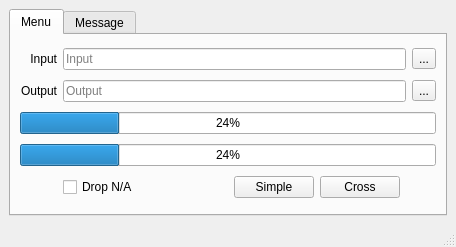
Qt form src/lite/ui_mainwindow.ui (mugwort-rc/qsurveytools) before a commit.
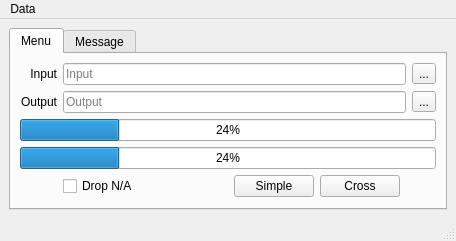
The same form after that commit.

```diff
--- a/src/lite/ui_mainwindow.ui
+++ b/src/lite/ui_mainwindow.ui
@@ -7,7 +7,7 @@
     <x>0</x>
     <y>0</y>
     <width>456</width>
-    <height>247</height>
+    <height>236</height>
    </rect>
   </property>
   <property name="windowTitle">
@@ -141,6 +141,23 @@
    </layout>
   </widget>
   <widget class="QStatusBar" name="statusbar"/>
+  <widget class="QMenuBar" name="menuBar">
+   <property name="geometry">
+    <rect>
+     <x>0</x>
+     <y>0</y>
+     <width>456</width>
+     <height>24</height>
+    </rect>
+   </property>
+   <widget class="QMenu" name="menuData">
+    <property name="title">
+     <string>Data</string>
+    </property>
+    <addaction name="actionExpand"/>
+   </widget>
+   <addaction name="menuData"/>
+  </widget>
   <action name="actionExit">
    <property name="text">
     <string>Exit</string>
```
Left out of the diff: 5 changed lines with no effect on the pictures.
